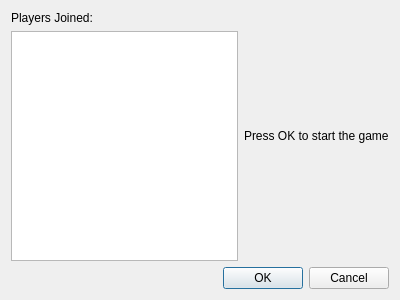
Before: the Qt Designer form src/manageroom.ui in wsciaroni/UAH-ffflamingos, drawn with Qt 5.
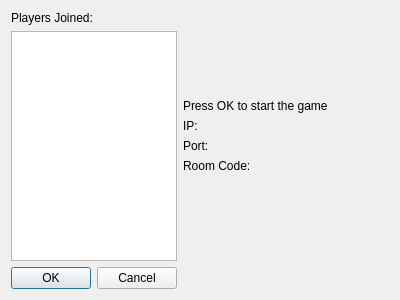
After: the same form once the commit is applied.

Commit message: passes ip, port, and room code to waiting room

```diff
--- a/src/manageroom.ui
+++ b/src/manageroom.ui
@@ -13,10 +13,8 @@
   <property name="windowTitle">
    <string>Dialog</string>
   </property>
-  <layout class="QVBoxLayout" name="verticalLayout_3">
-   <item>
-    <layout class="QHBoxLayout" name="horizontalLayout">
-     <item>
+  <layout class="QFormLayout" name="formLayout">
+   <item row="0" column="0">
       <layout class="QVBoxLayout" name="verticalLayout">
        <item>
         <widget class="QLabel" name="label">
@@ -30,8 +28,8 @@
        </item>
       </layout>
      </item>
-     <item>
-      <layout class="QVBoxLayout" name="verticalLayout_2">
+   <item row="0" column="1">
+    <layout class="QVBoxLayout" name="verticalLayout_4">
        <item>
         <spacer name="verticalSpacer">
          <property name="orientation">
@@ -52,6 +50,60 @@
          </property>
         </widget>
        </item>
+     <item>
+      <layout class="QHBoxLayout" name="horizontalLayout">
+       <item>
+        <layout class="QVBoxLayout" name="verticalLayout_3">
+         <item>
+          <widget class="QLabel" name="label_3">
+           <property name="text">
+            <string>IP: </string>
+           </property>
+          </widget>
+         </item>
+         <item>
+          <widget class="QLabel" name="label_4">
+           <property name="text">
+            <string>Port:</string>
+           </property>
+          </widget>
+         </item>
+         <item>
+          <widget class="QLabel" name="label_5">
+           <property name="text">
+            <string>Room Code:</string>
+           </property>
+          </widget>
+         </item>
+        </layout>
+       </item>
+       <item>
+        <layout class="QVBoxLayout" name="verticalLayout_2">
+         <item>
+          <widget class="QLabel" name="ipLabel">
+           <property name="text">
+            <string/>
+           </property>
+          </widget>
+         </item>
+         <item>
+          <widget class="QLabel" name="portLabel">
+           <property name="text">
+            <string/>
+           </property>
+          </widget>
+         </item>
+         <item>
+          <widget class="QLabel" name="codeLabel">
+           <property name="text">
+            <string/>
+           </property>
+          </widget>
+         </item>
+        </layout>
+       </item>
+      </layout>
+     </item>
        <item>
         <spacer name="verticalSpacer_2">
          <property name="orientation">
@@ -67,9 +119,7 @@
        </item>
       </layout>
      </item>
-    </layout>
-   </item>
-   <item>
+   <item row="1" column="0">
     <widget class="QDialogButtonBox" name="buttonBox">
      <property name="orientation">
       <enum>Qt::Horizontal</enum>
```
Lines whose indentation alone changed are shown as unchanged. The commit also changes 5 other files.
